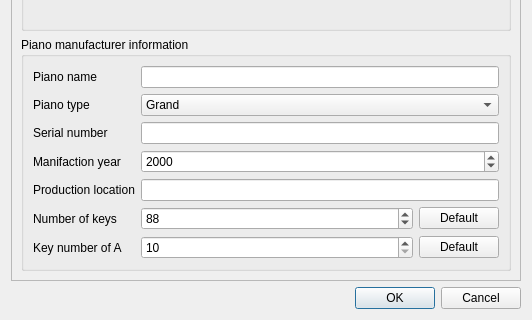
Qt form Qt/editpianosheetdialog.ui (levush/Entropy-Piano-Tuner) before a commit; both pictures show x 0 to 532 and y 193 to 513 of the 532 by 513 pixel window.
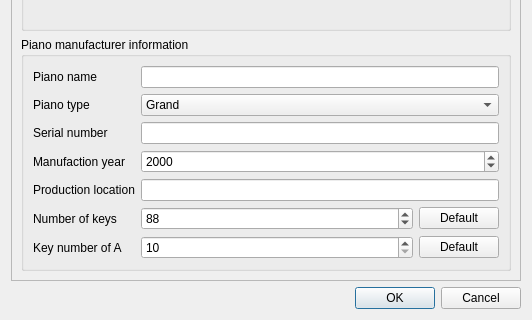
The same form after that commit.

```diff
--- a/Qt/editpianosheetdialog.ui
+++ b/Qt/editpianosheetdialog.ui
@@ -25,7 +25,7 @@
         <x>0</x>
         <y>0</y>
         <width>512</width>
-        <height>462</height>
+        <height>463</height>
        </rect>
       </property>
       <layout class="QVBoxLayout" name="verticalLayout_2">
@@ -166,7 +166,7 @@
           <item row="3" column="0">
            <widget class="QLabel" name="label_3">
             <property name="text">
-             <string>Manifaction year</string>
+             <string>Manufaction year</string>
             </property>
            </widget>
           </item>
```
